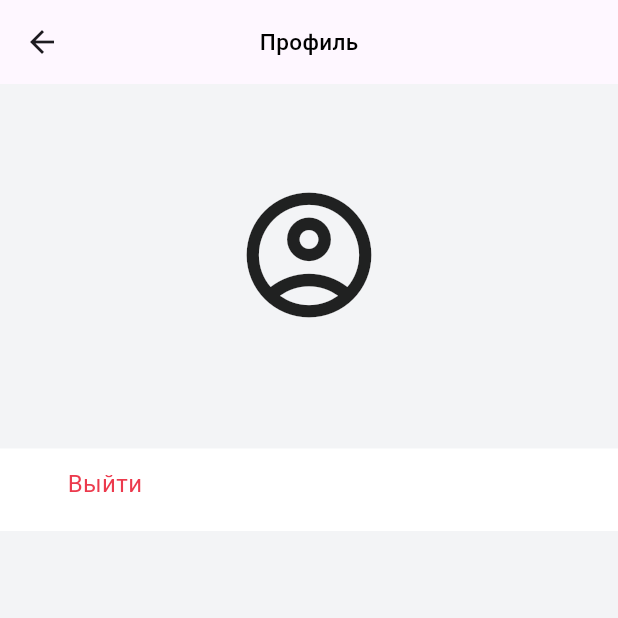
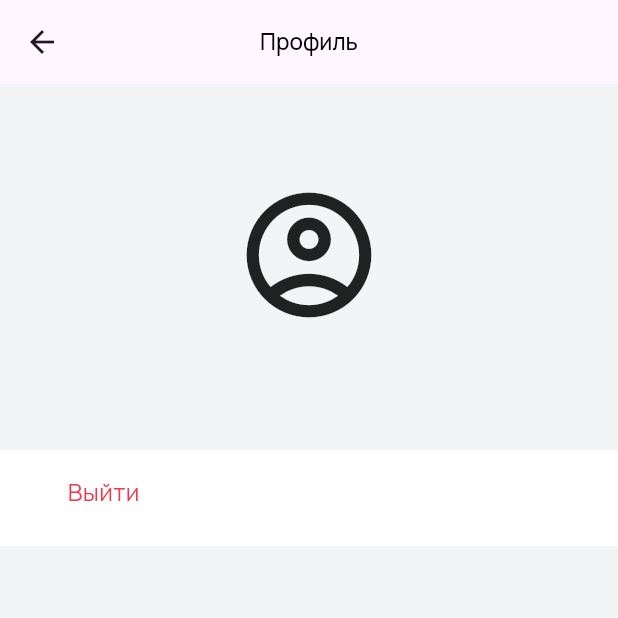
Before and after one commit to muxtorovinomjon0227/TestApp, a Flutter app: the MainPage screen opened directly, item 4 of the bottom bar chosen, after a tap on "Выйти", on a phone screen of 412 x 824 dp, the top half of it. Run offline on Flutter 3.47's test engine with Material 3 defaults, Android fonts, the phone set to English and light mode, and no system bars; our stand-ins replace bloc, dio, equatable, flutter_bloc, google_fonts, hive_flutter; accounts and stored records are empty.

Commit message:
Add page to App

```diff
--- a/lib/src/constants/app_const/app_text_const.dart
+++ b/lib/src/constants/app_const/app_text_const.dart
@@ -1,6 +1,11 @@
 class TextConst {
   static String authorization = "Авторизация";
   static String comeApp = "Войти";
+  static String profileText = "Профиль";
+  static String exitText = "Выйти";
+  static String slowText = "Лента";
+  static String cardText = "Карта";
+  static String favoritesText = "Избранные";
   static String register = "Зарегистрироваться";
   static String enterAppLine = "Заполните все строки";
   static String emileLableText = "Логин или почта";
--- a/lib/src/widgets/app_text_widgets/big_text.dart
+++ b/lib/src/widgets/app_text_widgets/big_text.dart
@@ -21,7 +21,6 @@ class BigText extends StatelessWidget {
     return Text(
       text,
       style: GoogleFonts.manrope(
-        textStyle: Theme.of(context).textTheme.bodyMedium,
         fontSize: size,
         fontWeight: fontWidget,
         fontStyle: FontStyle.normal,
--- a/lib/src/widgets/app_text_widgets/small_text.dart
+++ b/lib/src/widgets/app_text_widgets/small_text.dart
@@ -28,8 +28,7 @@ class SmallText extends StatelessWidget {
   Widget build(BuildContext context) {
     return Text(
       text,
-      style: GoogleFonts.lato(
-        textStyle: Theme.of(context).textTheme.bodyMedium,
+      style: GoogleFonts.manrope(
         fontSize: size,
         fontWeight: fontWidget,
         fontStyle: FontStyle.normal,
--- a/lib/src/widgets/exception_view/exception_view.dart
+++ b/lib/src/widgets/exception_view/exception_view.dart
@@ -1,8 +1,8 @@
 import 'package:flutter/cupertino.dart';
 import 'package:test_app/src/widgets/app_text_widgets/small_text.dart';
-import 'package:test_app/src/widgets/elevaton_button_widget/elevaton_button_widget.dart';
 
 import '../../constants/app_const/app_text_const.dart';
+import '../custom_button/custom_button.dart';
 
 class AppExceptionView extends StatelessWidget {
   final String message;
--- a/lib/views/auth_view/auth_page.dart
+++ b/lib/views/auth_view/auth_page.dart
@@ -8,7 +8,7 @@ import 'package:test_app/src/widgets/app_text_widgets/small_text.dart';
 import '../../blocs/auth_bloc/auth_bloc.dart';
 import '../../src/constants/app_const/app_text_const.dart';
 import '../../src/controllers/stream_controller.dart';
-import '../../src/widgets/elevaton_button_widget/elevaton_button_widget.dart';
+import '../../src/widgets/custom_button/custom_button.dart';
 import '../../src/widgets/exception_view/exception_view.dart';
 import '../../src/widgets/text_filed_w/text_filed.dart';
 
@@ -22,7 +22,7 @@ class AuthPage extends StatefulWidget {
 
 class _AuthpageState extends State<AuthPage> {
   final _emileTextCont = TextEditingController(text: "maripbekoff@gmail.com");
-  final _passwordTextCont = TextEditingController(text: "adminadmi");
+  final _passwordTextCont = TextEditingController(text: "adminadmin");
   late AuthBloc authBloc;
 
   @override
@@ -64,7 +64,7 @@ class _AuthpageState extends State<AuthPage> {
               },
               authName: MainRoutes.AuthPage,);
           }
-          return const Center(child: Text("TestApp"));
+          return buildBody(false, false);
         },
       ),
     );
--- a/lib/views/main_view/main_page.dart
+++ b/lib/views/main_view/main_page.dart
@@ -1,12 +1,13 @@
 import 'package:flutter/material.dart';
 import 'package:google_fonts/google_fonts.dart';
 import 'package:test_app/src/constants/app_const/colors_const.dart';
-import 'package:test_app/src/widgets/app_text_widgets/big_text.dart';
 import 'package:test_app/views/profile_view/profile_page.dart';
-
+import '../../src/constants/app_const/app_text_const.dart';
 import '../../src/constants/app_const/font_and_size_const.dart';
 import '../../src/controllers/stream_controller.dart';
-import '../../src/widgets/app_text_widgets/small_text.dart';
+import '../card_view/card_view.dart';
+import '../favorites_view/favorites_page.dart';
+import '../slow_view/slow_page.dart';
 
 class MainPage extends StatefulWidget {
   final AppStreamController controller;
@@ -21,15 +22,9 @@ class _MainPageState extends State<MainPage> {
   int _selectedTab = 0;
 
   late List<Widget> pages = [
-    const Center(
-      child: SmallText(text: "Лента")
-    ),
-    const Center(
-      child: SmallText(text: "Карта")
-    ),
-    const Center(
-      child: SmallText(text: "Избранные")
-    ),
+    const SlowPage(),
+    const CardPage(),
+    const FavoritesPage(),
     UserProfile(controller: widget.controller),
   ];
 
@@ -65,16 +60,16 @@ class _MainPageState extends State<MainPage> {
         items:  [
           BottomNavigationBarItem(icon: Image.asset("assets/lenta.png",
             color: _selectedTab == 0 ? ColorConst.appButtonColor : ColorConst.bleackColor,
-            width: 18.18,height: 18,), label: "Лента"),
+            width: 18.18,height: 18,), label: TextConst.slowText),
           BottomNavigationBarItem(icon: Image.asset("assets/carta.png",
             color: _selectedTab == 1 ? ColorConst.appButtonColor : ColorConst.bleackColor,
-            width: 18.18,height: 18,), label: "Карта"),
+            width: 18.18,height: 18,), label: TextConst.cardText),
           BottomNavigationBarItem(icon: Image.asset("assets/izible.png",
             color: _selectedTab == 2 ? ColorConst.appButtonColor : ColorConst.bleackColor,
-            width: 18.18,height: 18,), label: "Избранные"),
+            width: 18.18,height: 18,), label: TextConst.favoritesText),
           BottomNavigationBarItem(icon: Image.asset("assets/profile.png",
             color: _selectedTab == 3 ? ColorConst.appButtonColor : ColorConst.bleackColor,
-            width: 18.18,height: 18,), label: "Профиль"),
+            width: 18.18,height: 18,), label: TextConst.profileText),
         ],
       ),
     );
--- a/lib/views/profile_view/profile_page.dart
+++ b/lib/views/profile_view/profile_page.dart
@@ -1,5 +1,6 @@
 import 'package:flutter/material.dart';
 import 'package:test_app/service/routes/routes_name.dart';
+import 'package:test_app/src/constants/app_const/app_text_const.dart';
 import 'package:test_app/src/constants/app_const/colors_const.dart';
 import 'package:test_app/src/controllers/stream_controller.dart';
 import 'package:test_app/src/utils/app_utils.dart';
@@ -16,7 +17,7 @@ class UserProfile extends StatelessWidget {
       backgroundColor: ColorConst.appBackgroundColor,
       appBar: AppBar(
         centerTitle: true,
-        title: SmallText(text: "Профиль", color: ColorConst.bleackColor),
+        title: SmallText(text: TextConst.profileText, color: ColorConst.bleackColor),
       ),
       body: buildBody(context),
     );
@@ -43,10 +44,10 @@ class UserProfile extends StatelessWidget {
           child:  Container(
               color: ColorConst.whiteColor,
               width: double.infinity,
-              height: 55,
-              child: Padding(
-                padding: const EdgeInsets.only(left: 45, top: 12),
-                child: SmallText(text: "Выйти",color: ColorConst.appRedColor,
+              height: 64,
+              child:  Padding(
+                padding: const EdgeInsets.only(left: 45, top: 16),
+                child: SmallText(text: TextConst.exitText,color: ColorConst.appRedColor,
                     fontWidget: WeightsConst.kSmallWeight400,
                     size: SizeConst.kMediumFont16),
               )
--- /dev/null
+++ b/lib/views/slow_view/slow_page.dart
@@ -0,0 +1,26 @@
+import 'package:flutter/material.dart';
+
+import '../../src/constants/app_const/app_text_const.dart';
+import '../../src/constants/app_const/colors_const.dart';
+import '../../src/widgets/app_text_widgets/small_text.dart';
+
+class SlowPage extends StatelessWidget {
+  const SlowPage({super.key});
+
+  @override
+  Widget build(BuildContext context) {
+    return Scaffold(
+      backgroundColor: ColorConst.appBackgroundColor,
+      appBar: AppBar(
+        centerTitle: true,
+        title: SmallText(text: TextConst.slowText, color: ColorConst.bleackColor),
+      ),
+      body: buildBody(context),
+    );
+  }
+  Widget buildBody(BuildContext context){
+    return  Center(
+        child: SmallText(text: TextConst.slowText)
+    );
+  }
+}
```
Also changed, not shown: lib/src/widgets/custom_button/custom_button.dart (added, +52 -0 lines), lib/src/widgets/elevaton_button_widget/elevaton_button_widget.dart (deleted, +0 -50 lines), lib/views/card_view/card_view.dart (added, +26 -0 lines), lib/views/favorites_view/favorites_page.dart (added, +26 -0 lines).
